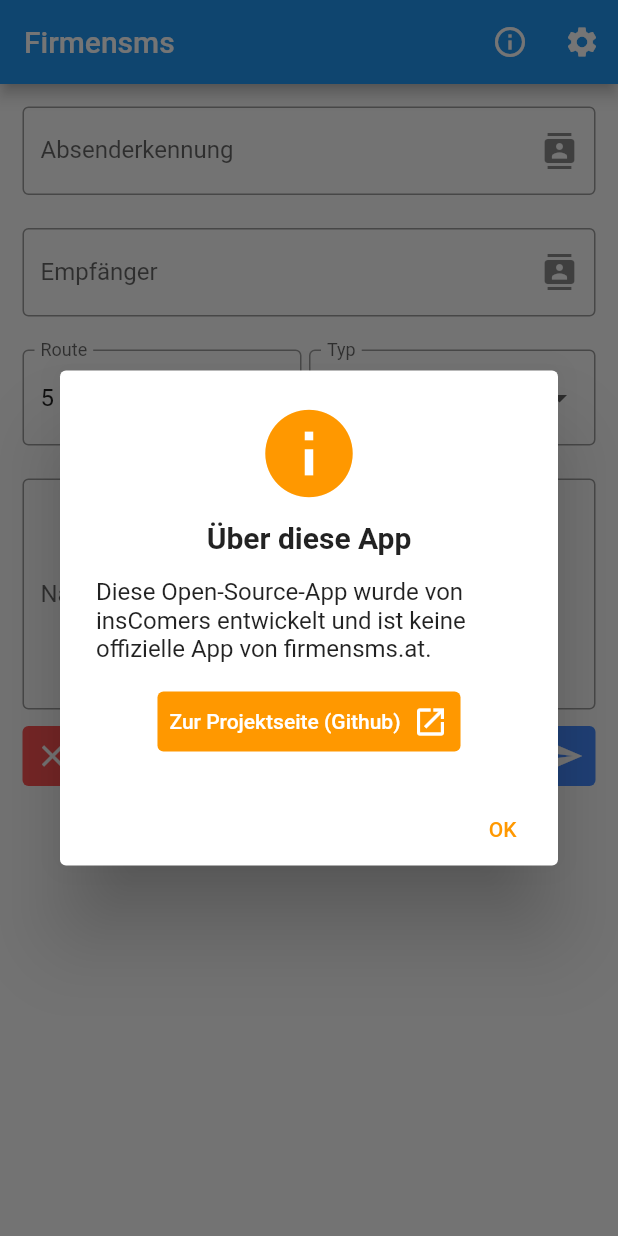
After one commit to mwllgr/firmensms-flutter, a Flutter app: the screen it shows after launch, after a tap on the "info outline" icon, on a phone screen of 412 x 824 dp. The commit adds this screen. Run offline on Flutter 3.47's test engine with Material 2 defaults, Android fonts, the phone set to English and light mode, and no system bars; drawn by our look-alikes of flutter_form_builder; our stand-ins replace form_builder_validators; missing offline and left inert: fluttercontactpicker.

Commit message:
Add about modal

```diff
--- /dev/null
+++ b/lib/modals/about.dart
@@ -0,0 +1,49 @@
+import 'package:flutter/material.dart';
+import 'package:url_launcher/url_launcher.dart';
+
+class AboutModal extends StatelessWidget {
+  const AboutModal({Key? key}) : super(key: key);
+
+  @override
+  Widget build(BuildContext context) {
+
+    return AlertDialog(
+      content: SingleChildScrollView(
+          child: Column(children: [
+            const Icon(Icons.info, size: 70, color: Colors.orange,),
+            const Padding(
+                child: Text('Über diese App', style: TextStyle(fontWeight: FontWeight.bold, fontSize: 20)),
+                padding: EdgeInsets.fromLTRB(0, 10, 0, 0)
+            ),
+            const Padding(
+                child: Text('Diese Open-Source-App wurde von insComers entwickelt und ist keine offizielle App von firmensms.at.'),
+                padding: EdgeInsets.fromLTRB(0, 15, 0, 0)
+            ),
+            Padding(
+              padding: const EdgeInsets.fromLTRB(0, 15, 0, 0),
+                child: TextButton.icon(
+              icon: const Text('Zur Projektseite (Github)'),
+              label: const Icon(Icons.open_in_new),
+              style: TextButton.styleFrom(
+                primary: Colors.white,
+                backgroundColor: Colors.orange,
+                onSurface: Colors.grey,
+              ),
+              onPressed: () {
+                launch("https://github.com/mwllgr/firmensms-flutter");
+              }
+            ))
+          ],)
+      ),
+      actionsPadding: const EdgeInsets.fromLTRB(0, 0, 5, 0),
+      actions: [
+        TextButton(
+          child: const Text('OK', style: TextStyle(color: Colors.orange)),
+          onPressed: () {
+            Navigator.of(context).pop();
+          },
+        )
+      ],
+    );
+  }
+}
--- a/lib/pages/compose.dart
+++ b/lib/pages/compose.dart
@@ -1,3 +1,4 @@
+import 'package:firmensms/modals/about.dart';
 import 'package:flutter/foundation.dart';
 import 'package:flutter/material.dart';
 import 'package:flutter/services.dart';
@@ -24,6 +25,23 @@ class _ComposePageState extends State<ComposePage> {
         appBar: AppBar(
           title: const Text("Firmensms"),
           systemOverlayStyle: SystemUiOverlayStyle.light,
+          actions: [
+            IconButton(
+                onPressed: () {
+                  showDialog(
+                      context: context,
+                      builder: (BuildContext context) { return const AboutModal(); }
+                  );
+                },
+                icon: const Icon(Icons.info_outline)
+            ),
+            IconButton(
+                onPressed: () {
+
+                },
+                icon: const Icon(Icons.settings)
+            )
+          ],
         ),
         body: SingleChildScrollView(
             child: Column(children: [
--- a/pubspec.yaml
+++ b/pubspec.yaml
@@ -32,6 +32,8 @@ dependencies:
   fluttercontactpicker: ^4.6.0
   flutter_form_builder: ^7.0.0
   form_builder_validators: ^7.2.0
+  settings_ui: ^1.0.0
+  url_launcher: ^6.0.17
   http: ^0.13.4
 
   # The following adds the Cupertino Icons font to your application.
```
Also changed, not shown: pubspec.lock, 1 other file.
